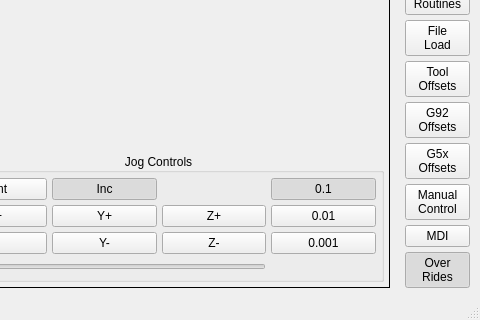
jethornton/mill_touch_v6, file mill_touch_v6/ui/mainwindow.ui: the form before one commit; both pictures show x 800 to 1280 and y 448 to 768 of the 1280 by 768 pixel window.
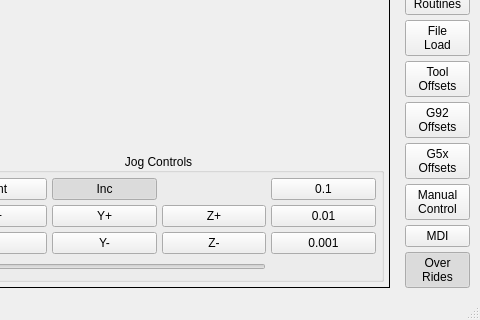
The form after the commit. The open tabs and pages were chosen to show the change. Custom widgets are drawn as their Qt base class.

Commit message: Read default increment settings and apply them to the buttons state

```diff
--- a/mill_touch_v6/ui/mainwindow.ui
+++ b/mill_touch_v6/ui/mainwindow.ui
@@ -5510,7 +5510,10 @@
                  <bool>true</bool>
                 </property>
                 <property name="checked">
-                 <bool>true</bool>
+                 <bool>false</bool>
+                </property>
+                <property name="rules" stdset="0">
+                 <string>[{&quot;channels&quot;: [{&quot;url&quot;: &quot;settings:machine.jog.increment&quot;, &quot;trigger&quot;: true}], &quot;property&quot;: &quot;Checked&quot;, &quot;expression&quot;: &quot;True if ch[0] == 0.1 else False&quot;, &quot;name&quot;: &quot;Increment&quot;}]</string>
                 </property>
                 <property name="actionName" stdset="0">
                  <string>machine.jog.set-increment:0.1</string>
```
Left out of the diff: 32 changed lines with no effect on the pictures.
